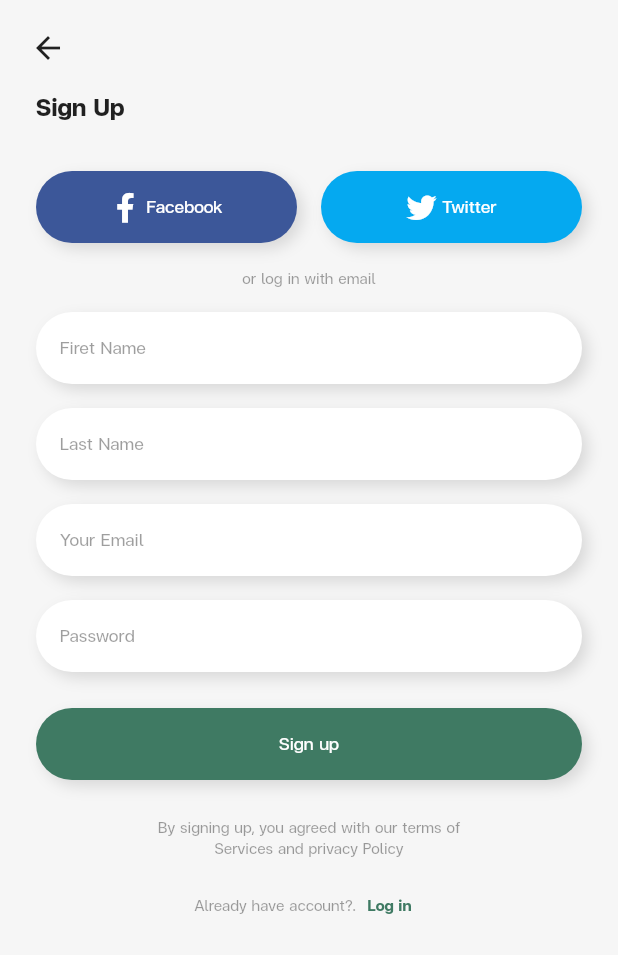
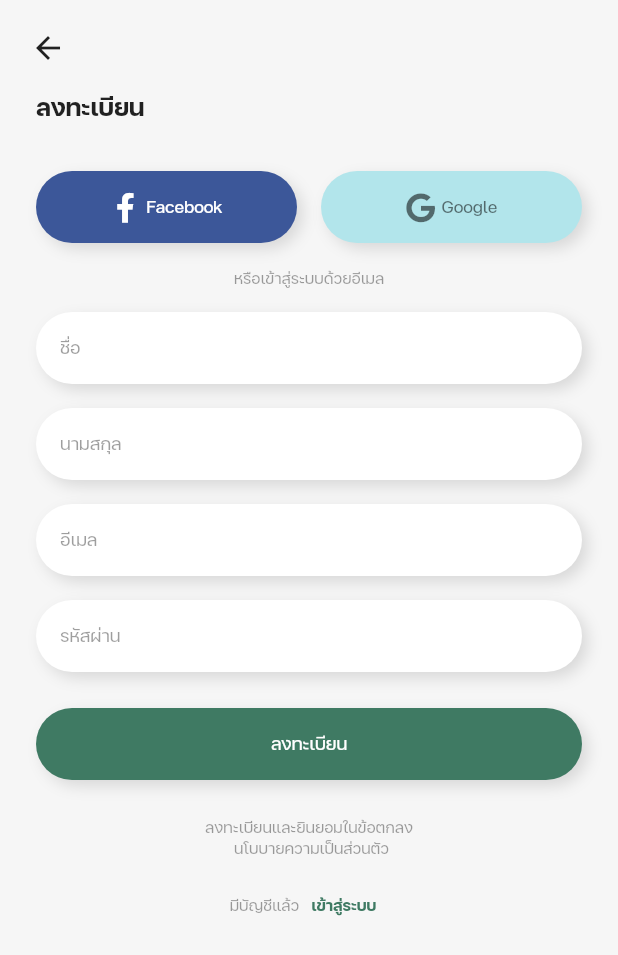
Before and after one commit to kungpotato/hahoon, a Flutter app: the SignUpScreen screen opened directly, on a phone screen of 412 x 824 dp. Shown: the top 955 px of the screen. Run offline on Flutter 3.47's test engine with Material 2 defaults, Android fonts, the light colour scheme and no system bars; our stand-ins replace font_awesome_flutter; missing offline and left inert: flutter_page_indicator.

Commit message:
set up layout

```diff
--- /dev/null
+++ b/lib/modules/helpers/WidgetHelper.dart
@@ -0,0 +1,52 @@
+import 'package:flutter/material.dart';
+import 'package:font_awesome_flutter/font_awesome_flutter.dart';
+import 'package:hahoon/appTheme.dart';
+
+Widget getFTButton({bool isFacebook: true, @required Function onTap}) {
+  return Container(
+    height: 48,
+    decoration: BoxDecoration(
+      color: HexColor(isFacebook ? "#3C5799" : "#b2e5eb"),
+      borderRadius: BorderRadius.all(Radius.circular(24.0)),
+      boxShadow: <BoxShadow>[
+        BoxShadow(
+          color: AppTheme.getTheme().dividerColor,
+          blurRadius: 8,
+          offset: Offset(4, 4),
+        ),
+      ],
+    ),
+    child: Material(
+      color: Colors.transparent,
+      child: InkWell(
+        borderRadius: BorderRadius.all(Radius.circular(24.0)),
+        highlightColor: Colors.transparent,
+        onTap: onTap,
+        child: Center(
+          child: Row(
+            mainAxisAlignment: MainAxisAlignment.center,
+            crossAxisAlignment: CrossAxisAlignment.center,
+            children: <Widget>[
+              Icon(
+                  isFacebook
+                      ? FontAwesomeIcons.facebookF
+                      : FontAwesomeIcons.google,
+                  size: 20,
+                  color: isFacebook ? Colors.white : Colors.black54),
+              SizedBox(
+                width: 4,
+              ),
+              Text(
+                isFacebook ? "Facebook" : "Google",
+                style: TextStyle(
+                    fontWeight: FontWeight.w500,
+                    fontSize: 16,
+                    color: isFacebook ? Colors.white : Colors.black54),
+              ),
+            ],
+          ),
+        ),
+      ),
+    ),
+  );
+}
--- a/lib/modules/login/forgotPasswordScreen.dart
+++ b/lib/modules/login/forgotPasswordScreen.dart
@@ -1,4 +1,5 @@
 import 'package:flutter/material.dart';
+
 import '../../appTheme.dart';
 
 class ForgotPasswordScreen extends StatefulWidget {
@@ -24,7 +25,8 @@ class _ForgotPasswordScreenState extends State<ForgotPasswordScreen> {
             crossAxisAlignment: CrossAxisAlignment.start,
             children: <Widget>[
               Padding(
-                padding: EdgeInsets.only(top: MediaQuery.of(context).padding.top),
+                padding:
+                    EdgeInsets.only(top: MediaQuery.of(context).padding.top),
                 child: appBar(),
               ),
               Expanded(
@@ -32,11 +34,12 @@ class _ForgotPasswordScreenState extends State<ForgotPasswordScreen> {
                   child: Column(
                     children: <Widget>[
                       Padding(
-                        padding: const EdgeInsets.only(top: 16.0, bottom: 16.0, left: 24, right: 24),
+                        padding: const EdgeInsets.only(
+                            top: 16.0, bottom: 16.0, left: 24, right: 24),
                         child: Row(
                           children: <Widget>[
                             Text(
-                              "Enter your email to receive an email to\nreset your password",
+                              "กรุณาใส่อีเมลพื่อกู้คืนรหัสผ่าน",
                               textAlign: TextAlign.start,
                               style: TextStyle(
                                 fontSize: 14,
@@ -69,7 +72,7 @@ class _ForgotPasswordScreenState extends State<ForgotPasswordScreen> {
                             child: Container(
                               height: 48,
                               child: Center(
-                                child:TextField(
+                                child: TextField(
                                   maxLines: 1,
                                   onChanged: (String txt) {},
                                   style: TextStyle(
@@ -79,20 +82,26 @@ class _ForgotPasswordScreenState extends State<ForgotPasswordScreen> {
                                   decoration: new InputDecoration(
                                     errorText: null,
                                     border: InputBorder.none,
-                                    hintText: "Your Email",
-                                    hintStyle: TextStyle(color: AppTheme.getTheme().disabledColor),
+                                    hintText: "อีเมล",
+                                    hintStyle: TextStyle(
+                                        color:
+                                            AppTheme.getTheme().disabledColor),
                                   ),
-                                ),),),
+                                ),
+                              ),
+                            ),
                           ),
                         ),
                       ),
                       Padding(
-                        padding: const EdgeInsets.only(left: 24, right: 24, bottom: 8, top: 16),
+                        padding: const EdgeInsets.only(
+                            left: 24, right: 24, bottom: 8, top: 16),
                         child: Container(
                           height: 48,
                           decoration: BoxDecoration(
                             color: AppTheme.getTheme().primaryColor,
-                            borderRadius: BorderRadius.all(Radius.circular(24.0)),
+                            borderRadius:
+                                BorderRadius.all(Radius.circular(24.0)),
                             boxShadow: <BoxShadow>[
                               BoxShadow(
                                 color: AppTheme.getTheme().dividerColor,
@@ -104,15 +113,19 @@ class _ForgotPasswordScreenState extends State<ForgotPasswordScreen> {
                           child: Material(
                             color: Colors.transparent,
                             child: InkWell(
-                              borderRadius: BorderRadius.all(Radius.circular(24.0)),
+                              borderRadius:
+                                  BorderRadius.all(Radius.circular(24.0)),
                               highlightColor: Colors.transparent,
                               onTap: () {
                                 Navigator.pop(context);
                               },
                               child: Center(
                                 child: Text(
-                                  "Send",
-                                  style: TextStyle(fontWeight: FontWeight.w500, fontSize: 16, color: Colors.white),
+                                  "ส่ง",
+                                  style: TextStyle(
+                                      fontWeight: FontWeight.w500,
+                                      fontSize: 16,
+                                      color: Colors.white),
                                 ),
                               ),
                             ),
@@ -163,7 +176,7 @@ class _ForgotPasswordScreenState extends State<ForgotPasswordScreen> {
         Padding(
           padding: const EdgeInsets.only(top: 4, left: 24),
           child: Text(
-            "Forgot Password",
+            "ลืมรหัสผ่าน",
             style: new TextStyle(
               fontSize: 22,
               fontWeight: FontWeight.w700,
--- a/lib/modules/login/signUpScreen.dart
+++ b/lib/modules/login/signUpScreen.dart
@@ -1,5 +1,6 @@
 import 'package:flutter/material.dart';
-import 'package:font_awesome_flutter/font_awesome_flutter.dart';
+import 'package:hahoon/modules/helpers/WidgetHelper.dart';
+
 import '../../appTheme.dart';
 import '../../main.dart';
 import 'loginScreen.dart';
@@ -27,7 +28,8 @@ class _SignUpScreenState extends State<SignUpScreen> {
             crossAxisAlignment: CrossAxisAlignment.start,
             children: <Widget>[
               Padding(
-                padding: EdgeInsets.only(top: MediaQuery.of(context).padding.top),
+                padding:
+                    EdgeInsets.only(top: MediaQuery.of(context).padding.top),
                 child: appBar(),
               ),
               Expanded(
@@ -43,13 +45,13 @@ class _SignUpScreenState extends State<SignUpScreen> {
                                 width: 24,
                               ),
                               Expanded(
-                                child: getFTButton(),
+                                child: getFTButton(onTap: () {}),
                               ),
                               SizedBox(
                                 width: 16,
                               ),
                               Expanded(
-                                child: getFTButton(isFacebook: false),
+                                child: getFTButton(isFacebook: false,onTap: (){}),
                               ),
                               SizedBox(
                                 width: 24,
@@ -61,7 +63,7 @@ class _SignUpScreenState extends State<SignUpScreen> {
                       Padding(
                         padding: const EdgeInsets.all(16.0),
                         child: Text(
-                          "or log in with email",
+                          "หรือเข้าสู่ระบบด้วยอีเมล",
                           textAlign: TextAlign.center,
                           style: TextStyle(
                             fontSize: 14,
@@ -71,7 +73,8 @@ class _SignUpScreenState extends State<SignUpScreen> {
                         ),
                       ),
                       Padding(
-                        padding: const EdgeInsets.only(left: 24, right: 24, bottom: 16),
+                        padding: const EdgeInsets.only(
+                            left: 24, right: 24, bottom: 16),
                         child: Container(
                           decoration: BoxDecoration(
                             color: AppTheme.getTheme().backgroundColor,
@@ -99,8 +102,10 @@ class _SignUpScreenState extends State<SignUpScreen> {
                                   decoration: new InputDecoration(
                                     errorText: null,
                                     border: InputBorder.none,
-                                    hintText: "Firet Name",
-                                    hintStyle: TextStyle(color: AppTheme.getTheme().disabledColor),
+                                    hintText: "ชื่อ",
+                                    hintStyle: TextStyle(
+                                        color:
+                                            AppTheme.getTheme().disabledColor),
                                   ),
                                 ),
                               ),
@@ -109,7 +114,8 @@ class _SignUpScreenState extends State<SignUpScreen> {
                         ),
                       ),
                       Padding(
-                        padding: const EdgeInsets.only(left: 24, right: 24, bottom: 16),
+                        padding: const EdgeInsets.only(
+                            left: 24, right: 24, bottom: 16),
                         child: Container(
                           decoration: BoxDecoration(
                             color: AppTheme.getTheme().backgroundColor,
@@ -137,8 +143,10 @@ class _SignUpScreenState extends State<SignUpScreen> {
                                   decoration: new InputDecoration(
                                     errorText: null,
                                     border: InputBorder.none,
-                                    hintText: "Last Name",
-                                    hintStyle: TextStyle(color: AppTheme.getTheme().disabledColor),
+                                    hintText: "นามสกุล",
+                                    hintStyle: TextStyle(
+                                        color:
+                                            AppTheme.getTheme().disabledColor),
                                   ),
                                 ),
                               ),
@@ -175,8 +183,10 @@ class _SignUpScreenState extends State<SignUpScreen> {
                                   decoration: new InputDecoration(
                                     errorText: null,
                                     border: InputBorder.none,
-                                    hintText: "Your Email",
-                                    hintStyle: TextStyle(color: AppTheme.getTheme().disabledColor),
+                                    hintText: "อีเมล",
+                                    hintStyle: TextStyle(
+                                        color:
+                                            AppTheme.getTheme().disabledColor),
                                   ),
                                 ),
                               ),
@@ -185,7 +195,8 @@ class _SignUpScreenState extends State<SignUpScreen> {
                         ),
                       ),
                       Padding(
-                        padding: const EdgeInsets.only(left: 24, right: 24, top: 16),
+                        padding:
+                            const EdgeInsets.only(left: 24, right: 24, top: 16),
                         child: Container(
                           decoration: BoxDecoration(
                             color: AppTheme.getTheme().backgroundColor,
@@ -213,8 +224,10 @@ class _SignUpScreenState extends State<SignUpScreen> {
                                   decoration: new InputDecoration(
                                     errorText: null,
                                     border: InputBorder.none,
-                                    hintText: "Password",
-                                    hintStyle: TextStyle(color: AppTheme.getTheme().disabledColor),
+                                    hintText: "รหัสผ่าน",
+                                    hintStyle: TextStyle(
+                                        color:
+                                            AppTheme.getTheme().disabledColor),
                                   ),
                                 ),
                               ),
@@ -223,12 +236,14 @@ class _SignUpScreenState extends State<SignUpScreen> {
                         ),
                       ),
                       Padding(
-                        padding: const EdgeInsets.only(left: 24, right: 24, bottom: 8, top: 24),
+                        padding: const EdgeInsets.only(
+                            left: 24, right: 24, bottom: 8, top: 24),
                         child: Container(
                           height: 48,
                           decoration: BoxDecoration(
                             color: AppTheme.getTheme().primaryColor,
-                            borderRadius: BorderRadius.all(Radius.circular(24.0)),
+                            borderRadius:
+                                BorderRadius.all(Radius.circular(24.0)),
                             boxShadow: <BoxShadow>[
                               BoxShadow(
                                 color: AppTheme.getTheme().dividerColor,
@@ -240,15 +255,22 @@ class _SignUpScreenState extends State<SignUpScreen> {
                           child: Material(
                             color: Colors.transparent,
                             child: InkWell(
-                              borderRadius: BorderRadius.all(Radius.circular(24.0)),
+                              borderRadius:
+                                  BorderRadius.all(Radius.circular(24.0)),
                               highlightColor: Colors.transparent,
                               onTap: () {
-                                Navigator.pushNamedAndRemoveUntil(context, Routes.TabScreen, (Route<dynamic> route) => false);
+                                Navigator.pushNamedAndRemoveUntil(
+                                    context,
+                                    Routes.TabScreen,
+                                    (Route<dynamic> route) => false);
                               },
                               child: Center(
                                 child: Text(
-                                  "Sign up",
-                                  style: TextStyle(fontWeight: FontWeight.w500, fontSize: 16, color: Colors.white),
+                                  "ลงทะเบียน",
+                                  style: TextStyle(
+                                      fontWeight: FontWeight.w500,
+                                      fontSize: 16,
+                                      color: Colors.white),
                                 ),
                               ),
                             ),
@@ -258,7 +280,7 @@ class _SignUpScreenState extends State<SignUpScreen> {
                       Padding(
                         padding: const EdgeInsets.all(16.0),
                         child: Text(
-                          "By signing up, you agreed with our terms of\nServices and privacy Policy",
+                          "ลงทะเบียนและยินยอมในข้อตกลง\n นโบบายความเป็นส่วนตัว",
                           textAlign: TextAlign.center,
                           style: TextStyle(
                             fontSize: 14,
@@ -272,7 +294,7 @@ class _SignUpScreenState extends State<SignUpScreen> {
                         crossAxisAlignment: CrossAxisAlignment.center,
                         children: <Widget>[
                           Text(
-                            "Already have account?.",
+                            "มีบัญชีแล้ว",
                             textAlign: TextAlign.center,
                             style: TextStyle(
                               fontSize: 14,
@@ -285,13 +307,14 @@ class _SignUpScreenState extends State<SignUpScreen> {
                             onTap: () {
                               Navigator.push(
                                 context,
-                                MaterialPageRoute(builder: (context) => LoginScreen()),
+                                MaterialPageRoute(
+                                    builder: (context) => LoginScreen()),
                               );
                             },
                             child: Padding(
                               padding: const EdgeInsets.all(8.0),
                               child: Text(
-                                "Log in",
+                                "เข้าสู่ระบบ",
                                 style: TextStyle(
                                   fontSize: 14,
                                   fontWeight: FontWeight.bold,
@@ -310,47 +333,6 @@ class _SignUpScreenState extends State<SignUpScreen> {
                 ),
               )
             ],
-          ),
-        ),
-      ),
-    );
-  }
-
-  Widget getFTButton({bool isFacebook: true}) {
-    return Container(
-      height: 48,
-      decoration: BoxDecoration(
-        color: HexColor(isFacebook ? "#3C5799" : "#05A9F0"),
-        borderRadius: BorderRadius.all(Radius.circular(24.0)),
-        boxShadow: <BoxShadow>[
-          BoxShadow(
-            color: AppTheme.getTheme().dividerColor,
-            blurRadius: 8,
-            offset: Offset(4, 4),
-          ),
-        ],
-      ),
-      child: Material(
-        color: Colors.transparent,
-        child: InkWell(
-          borderRadius: BorderRadius.all(Radius.circular(24.0)),
-          highlightColor: Colors.transparent,
-          onTap: () {},
-          child: Center(
-            child: Row(
-              mainAxisAlignment: MainAxisAlignment.center,
-              crossAxisAlignment: CrossAxisAlignment.center,
-              children: <Widget>[
-                Icon(isFacebook ? FontAwesomeIcons.facebookF : FontAwesomeIcons.twitter, size: 20, color: Colors.white),
-                SizedBox(
-                  width: 4,
-                ),
-                Text(
-                  isFacebook ? "Facebook" : "Twitter",
-                  style: TextStyle(fontWeight: FontWeight.w500, fontSize: 16, color: Colors.white),
-                ),
-              ],
-            ),
           ),
         ),
       ),
@@ -390,7 +372,7 @@ class _SignUpScreenState extends State<SignUpScreen> {
         Padding(
           padding: const EdgeInsets.only(top: 4, left: 24),
           child: Text(
-            "Sign Up",
+            "ลงทะเบียน",
             style: new TextStyle(
               fontSize: 22,
               fontWeight: FontWeight.w700,
--- a/lib/splashScreen.dart
+++ b/lib/splashScreen.dart
@@ -69,7 +69,7 @@ class _SplashScreenState extends State<SplashScreen> {
                   height: 2,
                 ),
                 Text(
-                  "การคิดลดกระแสเงินสด",
+                  "หามูลค่าหุ้นด้วยตัวเอง",
                   textAlign: TextAlign.left,
                   style: TextStyle(
                     color: Colors.black54,
@@ -87,7 +87,7 @@ class _SplashScreenState extends State<SplashScreen> {
                   height: 8,
                 ),
                 Text(
-                  "Discounted Cash Flow \n ประเมินมูลค่าหุ้นด้วยตัวคุณเอง",
+                  "การคิดลดกระแสเงินสด \n ( Discounted Cash Flow )",
                   textAlign: TextAlign.center,
                   style: TextStyle(
                     fontSize: 20,
```
Also changed, not shown: lib/introductionScreen.dart (+12 -14 lines), lib/modules/login/loginScreen.dart (+81 -100 lines), assets/images/slide1.png (added), assets/images/slide2.png (added), assets/images/slide3.png (added).
